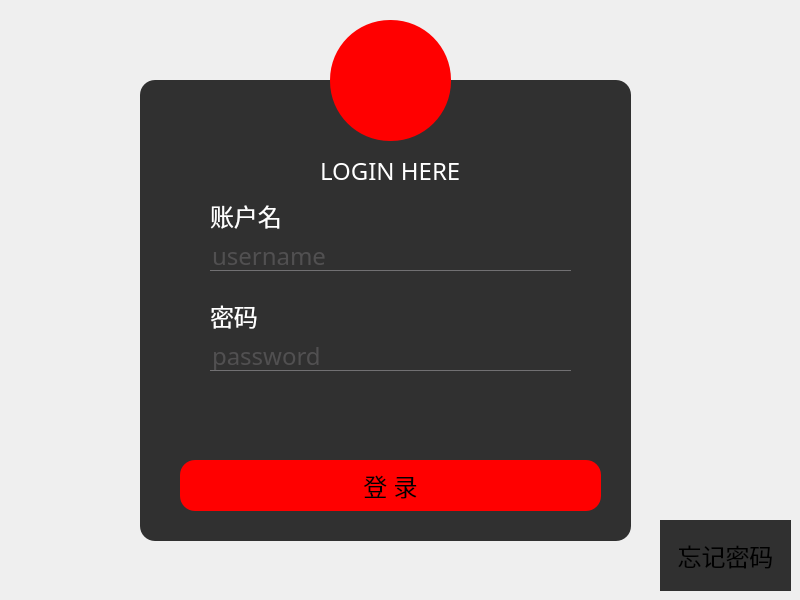
Qt form pythonProject/hotel_managment/Hotel-management-master/HotelManagement/ui/LoginUI.ui (wAzusa/Bachelor_code) before a commit.
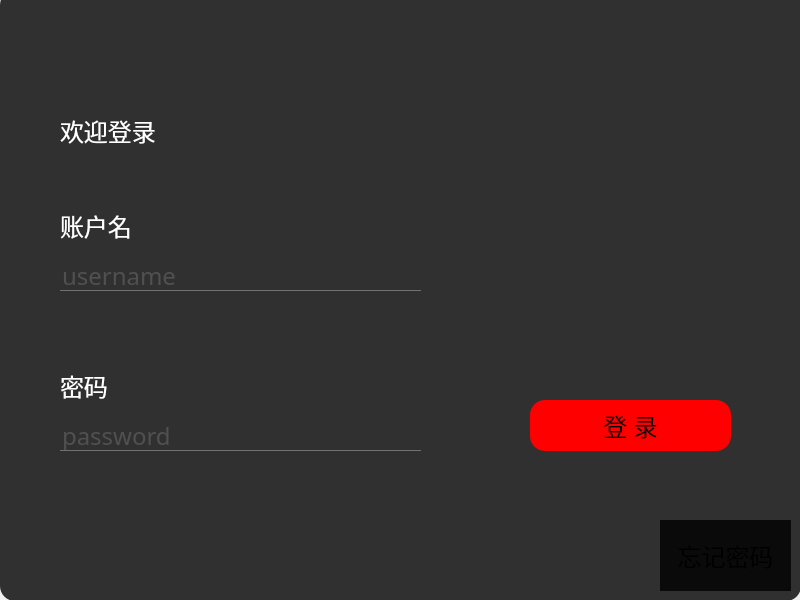
The same form after that commit. Icons and pictures are not drawn.

```diff
--- a/pythonProject/hotel_managment/Hotel-management-master/HotelManagement/ui/LoginUI.ui
+++ b/pythonProject/hotel_managment/Hotel-management-master/HotelManagement/ui/LoginUI.ui
@@ -76,10 +76,10 @@
    <widget class="QFrame" name="frame">
     <property name="geometry">
      <rect>
-      <x>140</x>
-      <y>80</y>
-      <width>491</width>
-      <height>461</height>
+      <x>0</x>
+      <y>-10</y>
+      <width>801</width>
+      <height>611</height>
      </rect>
     </property>
     <property name="font">
@@ -100,10 +100,10 @@
     <widget class="QLabel" name="label">
      <property name="geometry">
       <rect>
-       <x>180</x>
-       <y>70</y>
-       <width>151</width>
-       <height>41</height>
+       <x>60</x>
+       <y>90</y>
+       <width>211</width>
+       <height>101</height>
       </rect>
      </property>
      <property name="font">
@@ -116,14 +116,14 @@
       </font>
      </property>
      <property name="text">
-      <string>LOGIN HERE</string>
+      <string>欢迎登录</string>
      </property>
     </widget>
     <widget class="QLineEdit" name="lineEdit_user">
      <property name="geometry">
       <rect>
-       <x>70</x>
-       <y>160</y>
+       <x>60</x>
+       <y>270</y>
        <width>361</width>
        <height>31</height>
       </rect>
@@ -138,8 +138,8 @@
     <widget class="QLineEdit" name="lineEdit_password">
      <property name="geometry">
       <rect>
-       <x>70</x>
-       <y>260</y>
+       <x>60</x>
+       <y>430</y>
        <width>361</width>
        <height>31</height>
       </rect>
@@ -169,9 +169,9 @@
     <widget class="QPushButton" name="pushButton">
      <property name="geometry">
       <rect>
-       <x>40</x>
-       <y>380</y>
-       <width>421</width>
+       <x>530</x>
+       <y>410</y>
+       <width>201</width>
        <height>51</height>
       </rect>
      </property>
@@ -182,8 +182,8 @@
     <widget class="QLabel" name="label_2">
      <property name="geometry">
       <rect>
-       <x>70</x>
-       <y>120</y>
+       <x>60</x>
+       <y>220</y>
        <width>121</width>
        <height>31</height>
       </rect>
@@ -203,8 +203,8 @@
     <widget class="QLabel" name="label_3">
      <property name="geometry">
       <rect>
-       <x>70</x>
-       <y>220</y>
+       <x>60</x>
+       <y>380</y>
        <width>121</width>
        <height>31</height>
       </rect>
@@ -214,32 +214,6 @@
      </property>
     </widget>
    </widget>
-   <widget class="QToolButton" name="toolButton">
-    <property name="geometry">
-     <rect>
-      <x>330</x>
-      <y>20</y>
-      <width>121</width>
-      <height>121</height>
-     </rect>
-    </property>
-    <property name="locale">
-     <locale language="Chinese" country="China"/>
-    </property>
-    <property name="text">
-     <string/>
-    </property>
-    <property name="icon">
-     <iconset>
-      <normaloff>../../../../../pictures/login.png</normaloff>../../../../../pictures/login.png</iconset>
-    </property>
-    <property name="iconSize">
-     <size>
-      <width>150</width>
-      <height>150</height>
-     </size>
-    </property>
-   </widget>
    <widget class="QToolButton" name="forgetPasswd">
     <property name="geometry">
      <rect>
```
